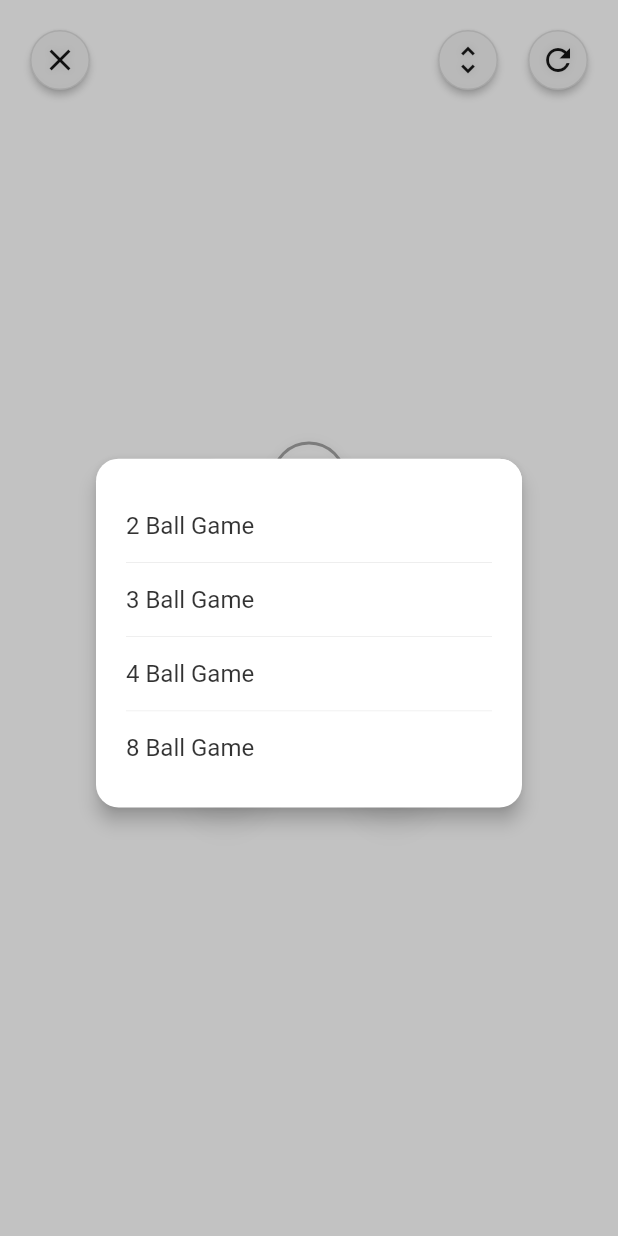
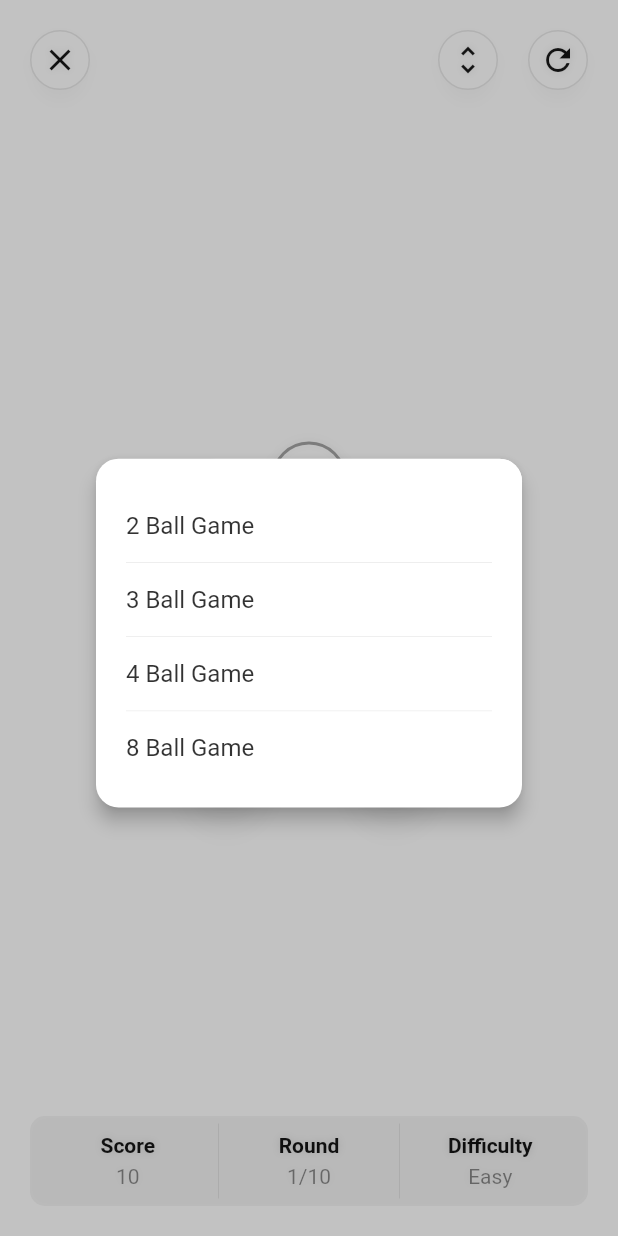
Before and after one commit to johnebere58/GamePlugin, a Flutter app: the GameHome screen opened directly with empty values, after a tap on the "unfold more" icon, on a phone screen of 412 x 824 dp. Run offline on Flutter 3.47's test engine with Material 2 defaults, Android fonts, the light colour scheme and no system bars; our stand-ins replace get_it, plugin_platform_interface.

Commit message:
making some fixes

```diff
--- a/lib/src/blocs/ball_controller.dart
+++ b/lib/src/blocs/ball_controller.dart
@@ -7,11 +7,11 @@
 
   static BallController get instance => getIt<BallController>();
 
-  final StreamController<BallInfo> _streamController = StreamController.broadcast();
+  final StreamController<BallInfo?> _streamController = StreamController.broadcast();
 
-  Stream<BallInfo> get stream => _streamController.stream;
+  Stream<BallInfo?> get stream => _streamController.stream;
 
-  void ballTapped(BallInfo ball){
+  void ballTapped(BallInfo? ball){
     _streamController.add(ball);
   }
 
--- a/lib/src/game_home.dart
+++ b/lib/src/game_home.dart
@@ -8,7 +8,8 @@
 import 'package:gameplugin/src/blocs/restart_controller.dart';
 import 'package:gameplugin/src/models/game_settings.dart';
 import 'package:gameplugin/src/utils/dailog_utils.dart';
-import 'package:gameplugin/src/utils/pop_text_widget.dart';
+import 'package:gameplugin/src/utils/widget_utils.dart';
+import 'package:gameplugin/src/widgets/pop_text_widget.dart';
 
 import 'games/find_ball_game.dart';
 import 'extensions/ball_count_extention.dart';
@@ -91,7 +92,7 @@
 
               const PopTextWidget(),
 
-
+              scoreBoard()
             ]
 
         ),
@@ -104,19 +105,20 @@
       child: SafeArea(
         child: Container(
           width: 40,height: 40,
-          margin: const EdgeInsets.only(top: 20,right: 20),
+          margin: const EdgeInsets.only(top: 20,right: 20,bottom: 20),
           child: ElevatedButton(
             onPressed: ()async{
               RestartController.instance.restartGame();
             },
             style: ElevatedButton.styleFrom(
                 padding: const EdgeInsets.all(0),
-                shape: CircleBorder(
+                shape:  CircleBorder(
                     side: BorderSide(
-                        color: black.withOpacity(.1)
+                        color: black.withOpacity(.1),width: 1
                     )
                 ),
-                primary: default_white
+                elevation: 5,shadowColor: black.withOpacity(.1),
+                primary: white
             ),
             child: const Icon(Icons.refresh,
               color: black,),
@@ -130,7 +132,7 @@
       child: SafeArea(
         child: Container(
           width: 40,height: 40,
-          margin: const EdgeInsets.only(top: 20,right: 80),
+          margin: const EdgeInsets.only(top: 20,right: 80,bottom: 20),
           child: ElevatedButton(
             onPressed: ()async{
               List<BallCount> balls = BallCount.values.toList();
@@ -144,12 +146,13 @@
             },
             style: ElevatedButton.styleFrom(
                 padding: const EdgeInsets.all(0),
-                shape: CircleBorder(
+                shape:  CircleBorder(
                   side: BorderSide(
-                        color: black.withOpacity(.1)
+                    color: black.withOpacity(.1),width: 1
                   )
                 ),
-                primary: default_white
+                elevation: 5,shadowColor: black.withOpacity(.1),
+                primary: white
             ),
             child: const Icon(Icons.unfold_more,
               color: black,),
@@ -164,8 +167,9 @@
     return Align(alignment: Alignment.topLeft,
       child: SafeArea(
         child: Container(
+          margin: const EdgeInsets.only(top: 20,left: 20,right: 20),
+          child: SizedBox(
             width: 40,height: 40,
-          margin: const EdgeInsets.only(top: 20,left: 20),
             child: ElevatedButton(
               onPressed: ()async{
                 yesNoDialog(context, "Quit Game", "Are you sure?", (){
@@ -174,17 +178,82 @@
               },
               style: ElevatedButton.styleFrom(
                   padding: const EdgeInsets.all(0),
-                shape: CircleBorder(
+                  shape:  CircleBorder(
                       side: BorderSide(
-                        color: black.withOpacity(.1)
+                          color: black.withOpacity(.1),width: 1
                       )
                   ),
-                primary: default_white
+                  elevation: 5,shadowColor: black.withOpacity(.1),
+                  primary: white
               ),
               child: const Icon(Icons.close,
                 color: black,),
             ),
           ),
+        ),
       ),);
 }
+
+Widget scoreBoard(){
+
+    return Align(alignment: Alignment.bottomRight,
+      child: Container(
+        margin: EdgeInsets.all(20),
+        width: double.infinity,
+        // height: 100,
+        padding: const EdgeInsets.all(5),
+        decoration: BoxDecoration(
+            color: default_white,
+            borderRadius: BorderRadius.circular(10)
+        ),
+        child: Row(
+          children: [
+            Flexible(fit: FlexFit.tight,
+              child: Column(
+                mainAxisSize: MainAxisSize.min,
+                children: [
+                  Text("Score",style: textStyle(true, 14, black),),
+                  // addLine(.5, black.withOpacity(.1), 0, 5, 0, 5),
+                  addSpace(5),
+                  Text("10",style: textStyle(false, 14, black.withOpacity(.5)),),
+                ],
+              ),
+            ),
+            Container(
+              color: black.withOpacity(.1),width: .5,
+              height: 50,
+            ),
+            Flexible(fit: FlexFit.tight,
+              child: Column(
+                mainAxisSize: MainAxisSize.min,
+                children: [
+                  Text("Round",style: textStyle(true, 14, black),),
+                  // addLine(.5, black.withOpacity(.1), 0, 5, 0, 5),
+                  addSpace(5),
+                  Text("1/10",style: textStyle(false, 14, black.withOpacity(.5)),),
+                ],
+              ),
+            ),
+            Container(
+              color: black.withOpacity(.1),width: .5,
+              height: 50,
+            ),
+            Flexible(fit: FlexFit.tight,
+              child: Column(
+                mainAxisSize: MainAxisSize.min,
+                children: [
+                  Text("Difficulty",style: textStyle(true, 14, black),),
+                  // addLine(.5, black.withOpacity(.1), 0, 5, 0, 5),
+                  addSpace(5),
+                  Text("Easy",style: textStyle(false, 14, black.withOpacity(.5)),),
+                ],
+              ),
+            ),
+
+
+          ],
+        ),
+      ),
+    );
 }
+}
--- a/lib/src/games/find_ball_game.dart
+++ b/lib/src/games/find_ball_game.dart
@@ -46,8 +46,11 @@
     _streamSubscriptions.add(RestartController.instance.stream.listen((bool afresh) {
       startShuffle();
     }));
-    _streamSubscriptions.add(BallController.instance.stream.listen((BallInfo ballInfo) {
-       if(ballInfo.ballId == _ballIndexToFind){
+    _streamSubscriptions.add(BallController.instance.stream.listen((BallInfo? ballInfo) {
+      if(ballInfo==null)return;
+      if(_ballIndexToFind==-1)return;
+
+      if(ballInfo.ballId == _ballIndexToFind){
          PopSingleTextController.instance.popCorrect();
        }else{
          PopSingleTextController.instance.popWrong();
@@ -267,10 +270,10 @@
       duration: const Duration(milliseconds: 500),
       opacity: !_showNameOfBallToFind? 0:1,
       child: Text(_ballIndexToFind==-1?"":_allBalls[_ballIndexToFind].ballName,
-        style: textStyle(true, 30,
+        style: textStyle(true, 20,
           _ballIndexToFind==-1?Colors.transparent:
           _allBalls[_ballIndexToFind].ballColor,
-          shadowOffset: .1,withShadow: true,),),
+          ),),
     );
   }
 }
--- a/lib/src/utils/pop_text_widget.dart
+++ /dev/null
@@ -1,59 +0,0 @@
-import 'dart:async';
-import 'package:flutter/material.dart';
-import 'package:gameplugin/src/blocs/pop_single_text_controller.dart';
-import 'package:gameplugin/src/models/text_data.dart';
-import 'package:gameplugin/src/utils/screen_utils.dart';
-import 'package:gameplugin/src/utils/widget_utils.dart';
-
-class PopTextWidget extends StatefulWidget {
-  const PopTextWidget({Key? key}):super(key:key);
-   @override
-   _PopTextWidgetState createState() => _PopTextWidgetState();
- }
-
- class _PopTextWidgetState extends State<PopTextWidget> {
-
-   final List<StreamSubscription> _streamSubscriptions = [];
-   TextData? _textData;
-  @override
-  void initState() {
-    _streamSubscriptions.add(
-        PopSingleTextController.
-        instance.stream.listen((event) {
-          _textData = event;
-          if(mounted)setState(() {});
-          Future.delayed(const Duration(seconds: 1),(){
-            _textData = null;
-            if(mounted)setState(() {});
-          });
-        }));
-
-    super.initState();
-  }
-
-   @override
-   void dispose() {
-     for(StreamSubscription stream in _streamSubscriptions) {
-       stream.cancel();
-     }
-     super.dispose();
-   }
-
-   @override
-   Widget build(BuildContext context) {
-     return page();
-   }
-
-   Widget page(){
-
-     return AnimatedPositioned(
-       duration: const Duration(milliseconds: 500),
-       top: _textData!=null?60:-60,
-       left: (getScreenWidth(context)/2 -150),
-       child: SizedBox(width: 300,height: 100,
-       child: _textData==null?Container():Text(_textData!.text,
-           style: textStyle(true, 40, _textData!.textColor,withShadow: true,),textAlign: TextAlign.center),
-     ),
-     );
-   }
- }
--- a/lib/src/widgets/ball_widget.dart
+++ b/lib/src/widgets/ball_widget.dart
@@ -53,7 +53,11 @@
   Widget build(BuildContext context) {
     Color color = _ballInfo!.ballColor;
     BallShape ballShape = _ballInfo!.ballShape;
-    return SizedBox(
+    return GestureDetector(
+      onTap: (){
+        _ballController.ballTapped(_ballInfo);
+      },
+      child: SizedBox(
           width: _ballInfo!.ballSize,
           height: _ballInfo!.ballSize,
           child: Card(
@@ -80,6 +84,7 @@
             color: _hideBall ? Colors.white : color,
             elevation: 10,
             shadowColor: Colors.black.withOpacity(.3),
-        ));
+          )),
+    );
   }
 }
--- /dev/null
+++ b/lib/src/widgets/pop_text_widget.dart
@@ -0,0 +1,91 @@
+import 'dart:async';
+import 'dart:ui';
+import 'package:flutter/material.dart';
+import 'package:gameplugin/src/assets/color_assets.dart';
+import 'package:gameplugin/src/blocs/pop_single_text_controller.dart';
+import 'package:gameplugin/src/models/text_data.dart';
+import 'package:gameplugin/src/utils/screen_utils.dart';
+import 'package:gameplugin/src/utils/widget_utils.dart';
+
+class PopTextWidget extends StatefulWidget {
+  const PopTextWidget({Key? key}):super(key:key);
+   @override
+   _PopTextWidgetState createState() => _PopTextWidgetState();
+ }
+
+ class _PopTextWidgetState extends State<PopTextWidget> {
+
+   final List<StreamSubscription> _streamSubscriptions = [];
+   TextData? _textData;
+  @override
+  void initState() {
+    _streamSubscriptions.add(
+        PopSingleTextController.
+        instance.stream.listen((event) {
+          _textData = event;
+          if(mounted)setState(() {});
+          Future.delayed(const Duration(seconds: 1),(){
+            _textData = null;
+            if(mounted)setState(() {});
+          });
+        }));
+
+    super.initState();
+  }
+
+   @override
+   void dispose() {
+     for(StreamSubscription stream in _streamSubscriptions) {
+       stream.cancel();
+     }
+     super.dispose();
+   }
+
+   @override
+   Widget build(BuildContext context) {
+     return page();
+   }
+
+   Widget page(){
+
+     // _textData = TextData(textColor: blue0, text: "Hello");
+     return IgnorePointer(
+       child: Stack(
+         alignment: Alignment.center,
+         children: [
+       AnimatedOpacity(
+       opacity: _textData!=null?1:0,duration: const Duration(milliseconds: 300),
+         child: ClipRect(
+             child:BackdropFilter(
+                 filter: ImageFilter.blur(sigmaX: 3.0, sigmaY: 3.0),
+                 child: Container(
+                   color: Colors.white.withOpacity(.5),
+                 ))
+         ),
+       ),
+           AnimatedOpacity(
+             duration: const Duration(milliseconds: 500),
+             opacity: 1,//_textData!=null?1:0,
+             child: AnimatedPositioned(
+               duration: const Duration(milliseconds: 500),
+               top: _textData!=null?60:-60,
+               left: (getScreenWidth(context)/2 -150),
+               child: AnimatedScale(
+                 scale: _textData!=null?3:1,
+                 duration: const Duration(milliseconds: 500),
+                 alignment: Alignment.center,
+                 // (width: 50,height: 100,
+               child: //_textData==null?Container():
+               Text(_textData?.text ?? "",
+                   style: textStyle(true, 15,
+                     _textData?.textColor??white,
+                   ),
+                   textAlign: TextAlign.center),
+             ),
+             ),
+           ),
+         ],
+       ),
+     );
+   }
+ }
```
Also changed, not shown: 1 other file. Lines whose indentation alone changed are shown as unchanged.
